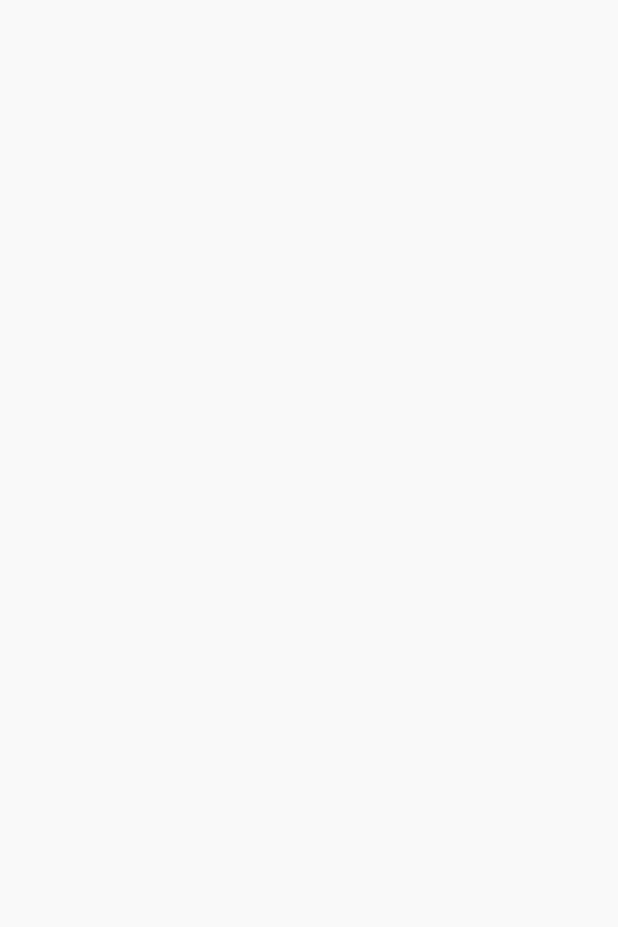
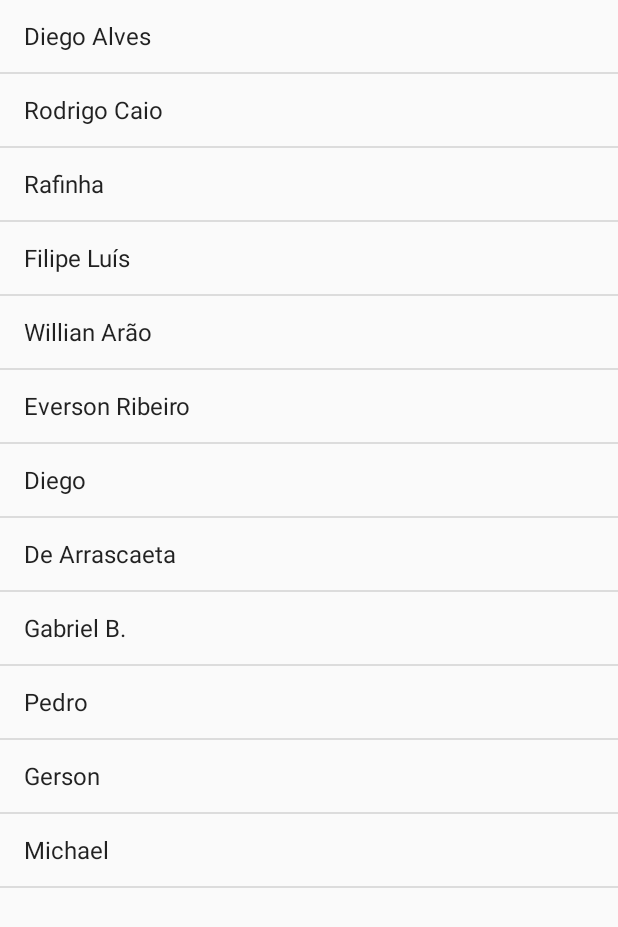
Before and after one commit to AysllaGomes/agenda, an Android app: the screen it shows after launch (MainActivity), on a phone screen of 412 x 824 dp. Before the commit the part shown is empty. Shown: the top 927 px of the screen. Run offline under Robolectric (Android 15) with nearby library versions, the phone set to English and light mode, and no system bars.

Commit message:
Implementação de uma lista de alunos, utilizando o AdpterViews para colections

```diff
--- a/app/src/main/java/com/example/agenda/MainActivity.java
+++ b/app/src/main/java/com/example/agenda/MainActivity.java
@@ -1,9 +1,38 @@
 package com.example.agenda;
 
+import java.util.List;
+import java.util.Arrays;
+import java.util.ArrayList;
+
+import android.os.Bundle;
+
 import android.app.Activity;
+import android.widget.ListView;
+import android.widget.ArrayAdapter;
+
+import androidx.annotation.Nullable;
 
 public class MainActivity extends Activity {
 
+    @Override
+    protected void onCreate(@Nullable Bundle savedInstanceState) {
+        super.onCreate(savedInstanceState);
 
+        setContentView(R.layout.activity_main);
+
+        // Apenas os brabos entendem
+        List<String> alunos = new ArrayList<>(
+                Arrays.asList(
+                        "Diego Alves", "Rodrigo Caio", "Rafinha", "Filipe Luís", "Willian Arão", "Everson Ribeiro",
+                        "Diego", "De Arrascaeta", "Gabriel B.", "Pedro", "Gerson", "Michael"
+                )
+        );
+
+        ListView listaDeAlunos = findViewById(R.id.activity_main_list_de_alunos);
+
+        listaDeAlunos.setAdapter(
+                new ArrayAdapter<>(this, android.R.layout.simple_list_item_1, alunos)
+        );
+    }
 
 }
--- /dev/null
+++ b/app/src/main/res/layout/activity_main.xml
@@ -0,0 +1,10 @@
+<?xml version="1.0" encoding="utf-8"?>
+<LinearLayout xmlns:android="http://schemas.android.com/apk/res/android"
+    android:orientation="vertical" android:layout_width="match_parent"
+    android:layout_height="match_parent">
+
+    <ListView
+        android:id="@+id/activity_main_list_de_alunos"
+        android:layout_width="match_parent"
+        android:layout_height="match_parent" />
+</LinearLayout>
```
Also changed, not shown: 1 other file.
